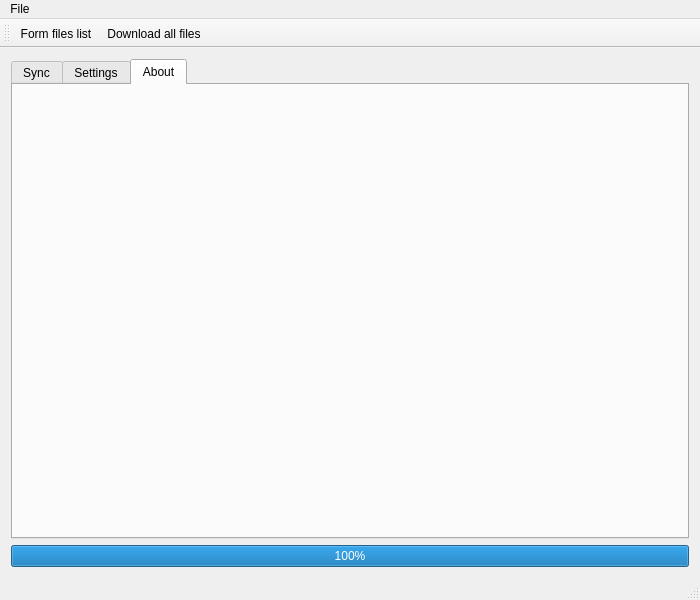
Above: gui/mainwindow.ui from SergeiNazarov/SimpleGDrive before the change. Below: the same form after it.
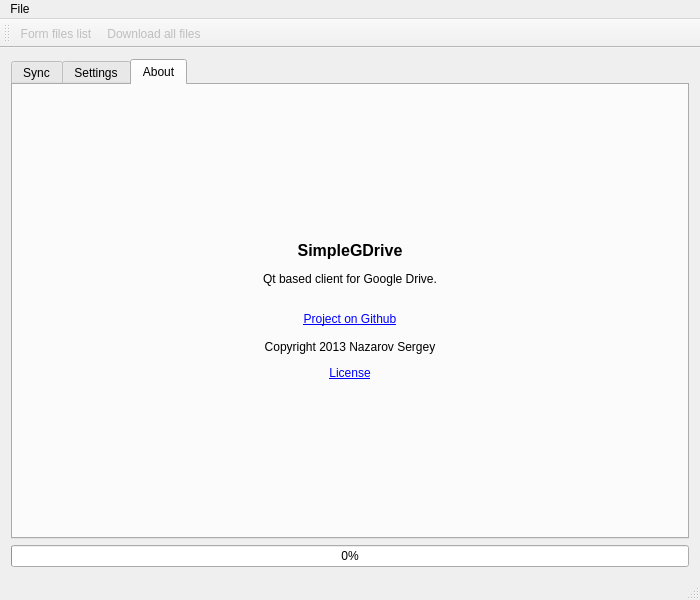
That is the form after the change. The open tabs and pages were chosen to show the change. Icons and pictures are not drawn.

Patch:
```diff
--- a/gui/mainwindow.ui
+++ b/gui/mainwindow.ui
@@ -200,6 +200,22 @@
        <attribute name="title">
         <string>About</string>
        </attribute>
+       <layout class="QVBoxLayout" name="verticalLayout_4">
+        <item>
+         <widget class="QLabel" name="label">
+          <property name="text">
+           <string>&lt;!DOCTYPE HTML PUBLIC &quot;-//W3C//DTD HTML 4.0//EN&quot; &quot;http://www.w3.org/TR/REC-html40/strict.dtd&quot;&gt;
+&lt;html&gt;&lt;head&gt;&lt;meta name=&quot;qrichtext&quot; content=&quot;1&quot; /&gt;&lt;style type=&quot;text/css&quot;&gt;
+p, li { white-space: pre-wrap; }
+&lt;/style&gt;&lt;/head&gt;&lt;body style=&quot; font-family:'Sans Serif'; font-size:9pt; font-weight:400; font-style:normal;&quot;&gt;
+&lt;p align=&quot;center&quot; style=&quot; margin-top:12px; margin-bottom:12px; margin-left:0px; margin-right:0px; -qt-block-indent:0; text-indent:0px;&quot;&gt;&lt;span style=&quot; font-family:'Courier New,courier'; font-size:12pt; font-weight:600; color:#000000;&quot;&gt;SimpleGDrive&lt;/span&gt;&lt;/p&gt;
+&lt;p align=&quot;center&quot; style=&quot; margin-top:12px; margin-bottom:12px; margin-left:0px; margin-right:0px; -qt-block-indent:0; text-indent:0px;&quot;&gt;&lt;span style=&quot; font-family:'Courier New,courier'; color:#000000;&quot;&gt;Qt based client for Google Drive.&lt;/span&gt;&lt;br /&gt;&lt;/p&gt;
+&lt;p align=&quot;center&quot; style=&quot; margin-top:12px; margin-bottom:12px; margin-left:0px; margin-right:0px; -qt-block-indent:0; text-indent:0px;&quot;&gt;&lt;a href=&quot;https://github.com/NazarovSA/SimpleGDrive&quot;&gt;&lt;span style=&quot; text-decoration: underline; color:#0000ff;&quot;&gt;Project on Github&lt;/span&gt;&lt;/a&gt;&lt;br /&gt;&lt;br /&gt;&lt;span style=&quot; font-family:'Courier New,courier'; color:#000000;&quot;&gt;Copyright 2013 Nazarov Sergey&lt;/span&gt;&lt;/p&gt;
+&lt;p align=&quot;center&quot; style=&quot; margin-top:12px; margin-bottom:12px; margin-left:0px; margin-right:0px; -qt-block-indent:0; text-indent:0px;&quot;&gt;&lt;a href=&quot;https://github.com/NazarovSA/SimpleGDrive/blob/develop/LICENSE&quot;&gt;&lt;span style=&quot; text-decoration: underline; color:#0000ff;&quot;&gt;License&lt;/span&gt;&lt;/a&gt;&lt;/p&gt;&lt;/body&gt;&lt;/html&gt;</string>
+          </property>
+         </widget>
+        </item>
+       </layout>
       </widget>
      </widget>
     </item>
@@ -209,7 +225,7 @@
        <number>0</number>
       </property>
       <property name="value">
-       <number>100</number>
+       <number>0</number>
       </property>
      </widget>
     </item>
@@ -249,11 +265,17 @@
    </property>
   </widget>
   <action name="actionForm_files_list">
+   <property name="enabled">
+    <bool>false</bool>
+   </property>
    <property name="text">
     <string>Form files list</string>
    </property>
   </action>
   <action name="actionDownload_all_files">
+   <property name="enabled">
+    <bool>false</bool>
+   </property>
    <property name="text">
     <string>Download all files</string>
    </property>
```
Left out of the diff: 8 changed lines with no effect on the pictures.
